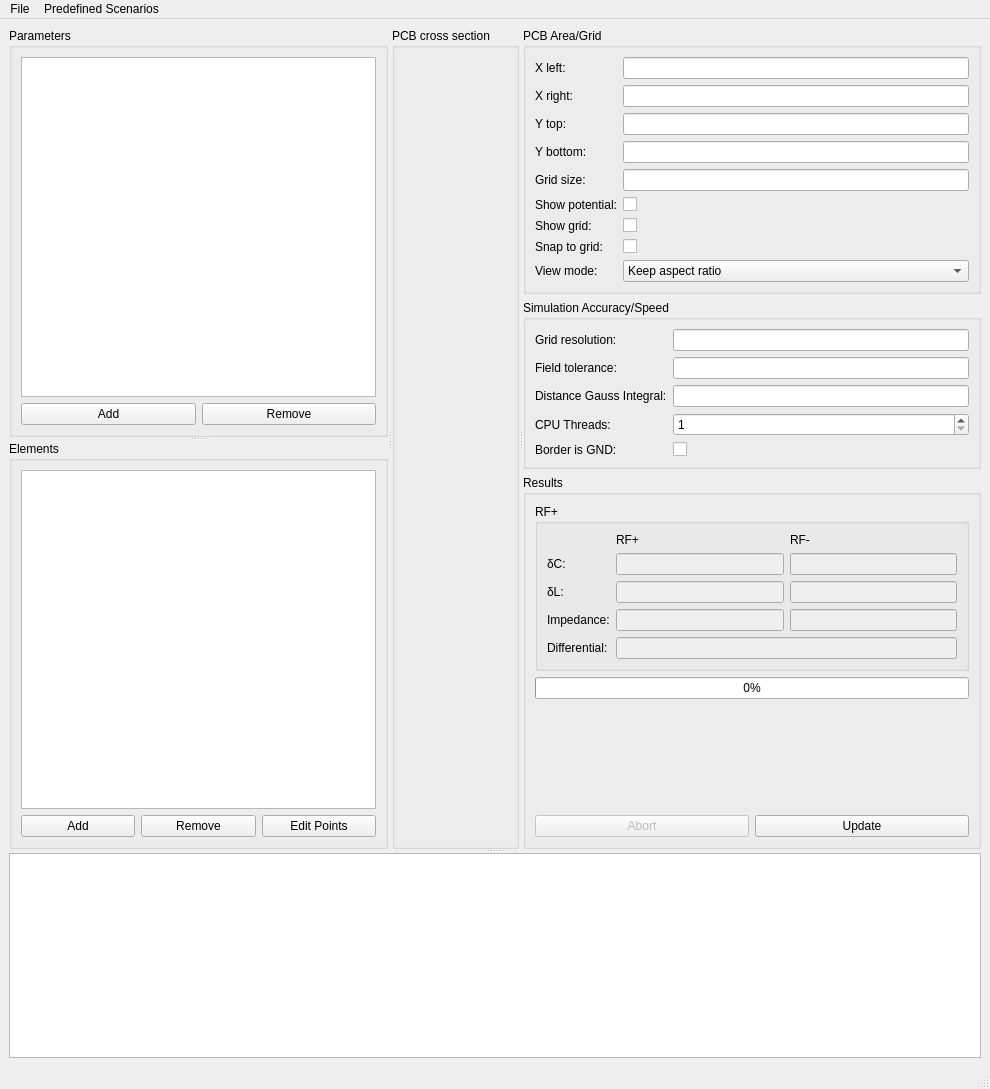
Qt form Software/RF2DFieldSolver/mainwindow.ui (jankae/RF2DFieldSolver) before a commit.
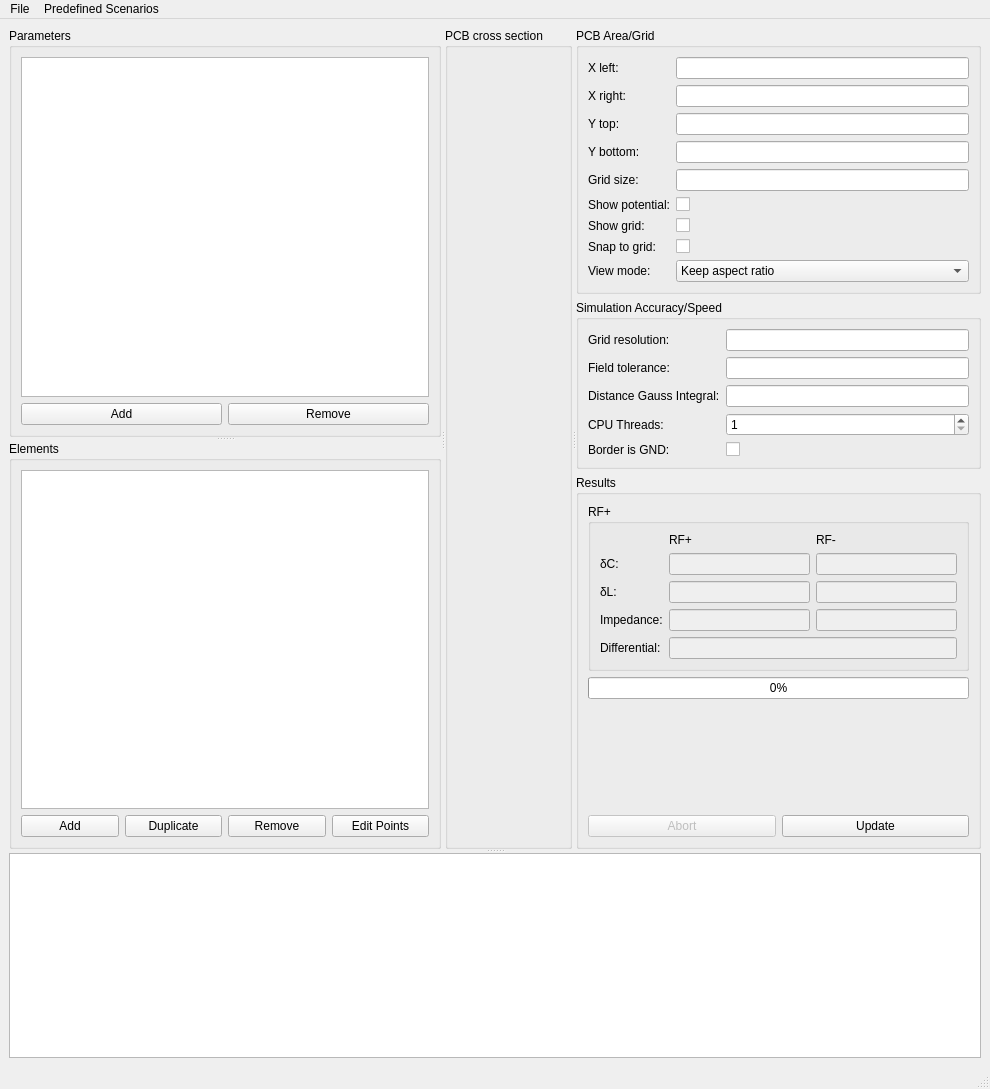
The same form after that commit. Custom widgets are drawn as their Qt base class.

Commit message:
Add a Duplicate button to the elements panel
Duplicating the selected element (same type, epsilon and point expressions,
named "... copy") makes it quick to create similar areas, e.g. a GND plane
on each side of an RF conductor. The copy is selected after creation.

```diff
--- a/Software/RF2DFieldSolver/mainwindow.ui
+++ b/Software/RF2DFieldSolver/mainwindow.ui
@@ -93,6 +93,13 @@
              </property>
             </widget>
            </item>
+           <item>
+            <widget class="QPushButton" name="duplicate">
+             <property name="text">
+              <string>Duplicate</string>
+             </property>
+            </widget>
+           </item>
            <item>
             <widget class="QPushButton" name="remove">
              <property name="text">
```
The commit also changes 1 other file.
